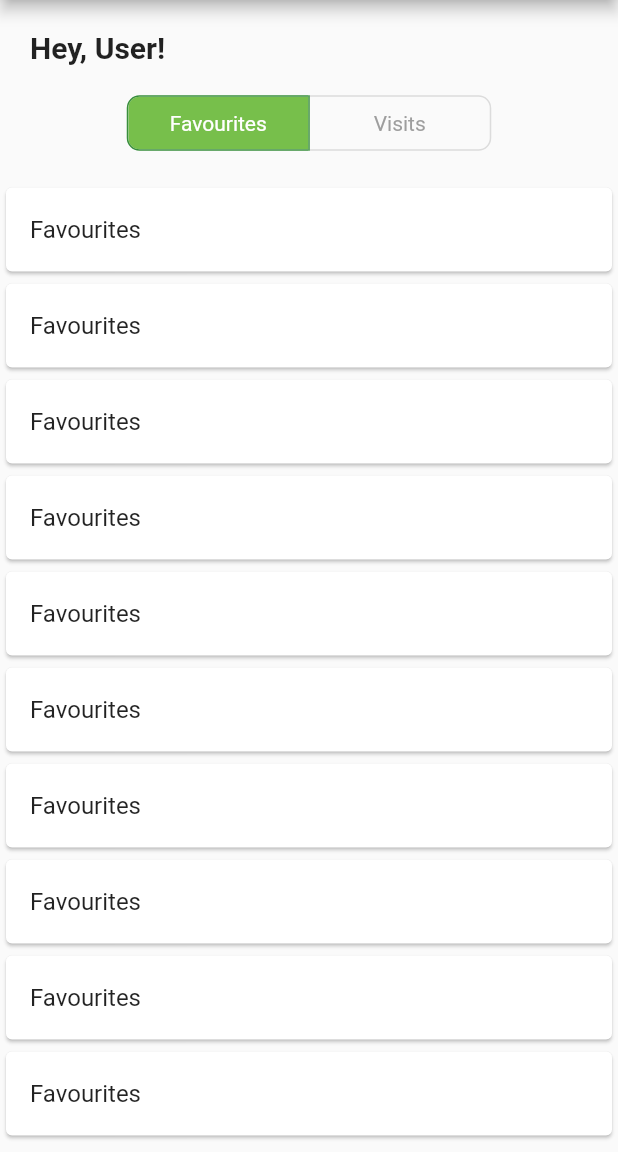
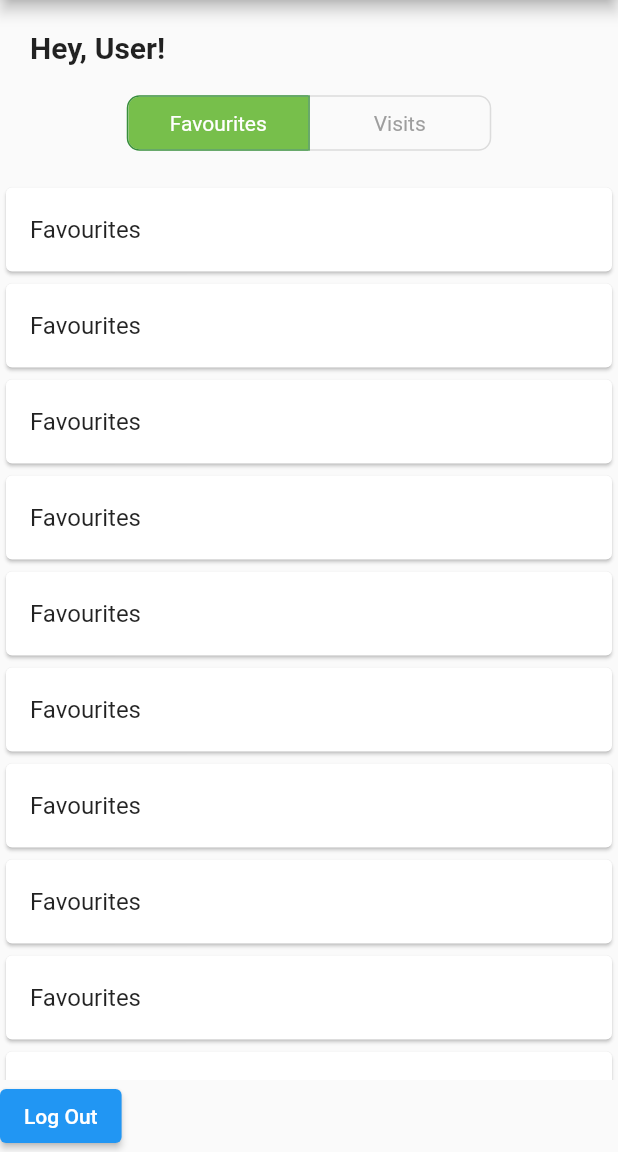
Before and after one commit to OpendataDeveloperNetwork/ODEN-DEMO-APP-Public-Art, a Flutter app: the ProfilePage screen opened directly, on a phone screen of 412 x 824 dp, the part 84-1236 px from its top. Run offline on Flutter 3.47's test engine with Material 2 defaults, Android fonts, the phone set to English and light mode, and no system bars; our stand-ins replace cloud_firestore, firebase_auth, firebase_core, freezed_annotation, geocoding, geolocator and 2 more; missing offline and left inert: dart:ffi; accounts and stored records are empty.

Commit message:
Added an sign out button

```diff
--- a/lib/screens/profile_page.dart
+++ b/lib/screens/profile_page.dart
@@ -2,6 +2,7 @@ import 'package:flutter/material.dart';
 import 'package:oden_app/components/back_button_app_bar.dart';
 import 'components/favourites_list_view.dart';
 import 'components/visits_list_view.dart';
+import '../models/auth.dart';
 
 // ------------------------ //
 // ----- Profile Page ----- //
@@ -95,7 +96,9 @@ class _ProfileBodyState extends State<ProfileBody> {
         const SizedBox(height: 15),
         /* Visibility of listviews are dynamic depending on which toggle button is selected */
         _buildListView(const FavouritesListView(), _selectedCategories[0]),
-        _buildListView(const VisitsListView(), _selectedCategories[1])
+        _buildListView(const VisitsListView(), _selectedCategories[1]),
+        ElevatedButton(
+            onPressed: () => Auth().signOut(), child: const Text("Log Out"))
       ],
     );
   }
```
